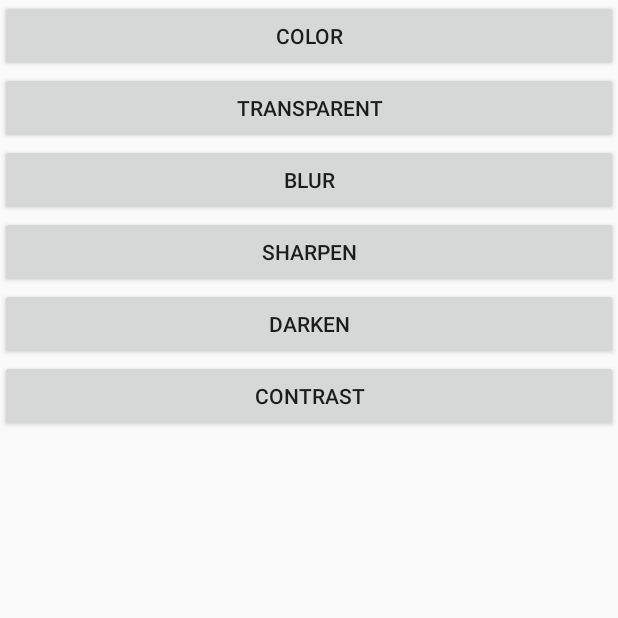
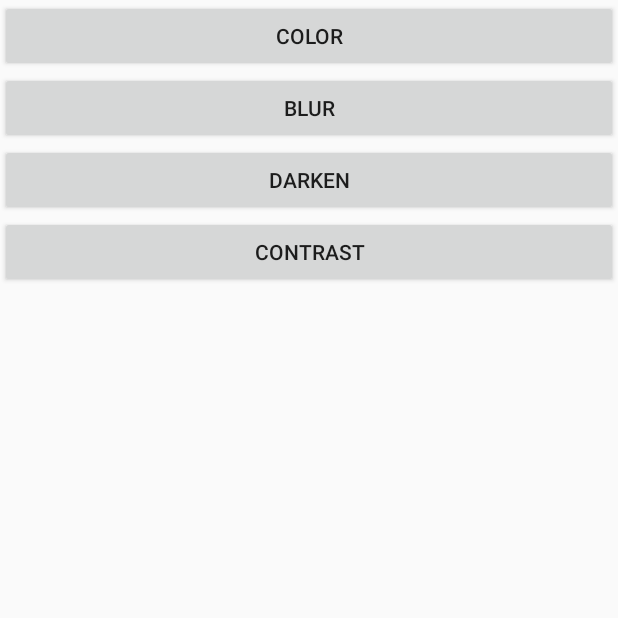
Before and after one commit to Marton6/ImageEditor, an Android app: the fragment EffectFragment shown on its own in the app's theme, on a phone screen of 412 x 824 dp, the top half of it. Run offline under Robolectric (Android 15) with nearby library versions, the light colour scheme and no system bars.

Commit message:
Simplified the project Added coloring effect

```diff
--- a/app/build.gradle
+++ b/app/build.gradle
@@ -4,7 +4,7 @@ android {
     compileSdkVersion 26
     defaultConfig {
         applicationId "com.marton.imageeditor"
-        minSdkVersion 15
+        minSdkVersion 21
         targetSdkVersion 26
         versionCode 1
         versionName "1.0"
--- a/app/src/main/java/com/marton/imageeditor/dialog/ColorShiftDialog.java
+++ b/app/src/main/java/com/marton/imageeditor/dialog/ColorShiftDialog.java
@@ -51,7 +51,7 @@ public class ColorShiftDialog extends BaseDialog {
                 .setPositiveButton("Apply", new DialogInterface.OnClickListener() {
                     @Override
                     public void onClick(DialogInterface dialog, int id) {
-                        effect.setARGB(1, (float)rs.getProgress()/50.0f, (float)gs.getProgress()/50.0f, (float)bs.getProgress()/50.0f);
+                        effect.setARGB(1, (float)rs.getProgress(), (float)gs.getProgress(), (float)bs.getProgress());
                         ((MainActivity)getActivity()).getImageProcessor().applyEffect(effect);
                     }
                 })
--- a/app/src/main/res/layout/fragment_effect.xml
+++ b/app/src/main/res/layout/fragment_effect.xml
@@ -14,25 +14,11 @@
         android:text="Color" />
 
     <Button
-        android:id="@+id/buttonTransparent"
-        android:layout_width="match_parent"
-        android:layout_height="wrap_content"
-        android:onClick="onClickTransparentEffectButton"
-        android:text="Transparent" />
-
-    <Button
         android:id="@+id/buttonBlur"
         android:layout_width="match_parent"
         android:layout_height="wrap_content"
         android:onClick="onClickBlurEffectButton"
         android:text="Blur" />
-
-    <Button
-        android:id="@+id/buttonSharpen"
-        android:layout_width="match_parent"
-        android:layout_height="wrap_content"
-        android:onClick="onClickSharpenEffectButton"
-        android:text="Sharpen" />
 
     <Button
         android:id="@+id/buttonDarken"
```
Also changed, not shown: app/src/main/java/com/marton/imageeditor/MainActivity.java (+4 -13 lines), app/src/main/java/com/marton/imageeditor/menu/LayersFragment.java (deleted, +0 -20 lines), app/src/main/java/com/marton/imageeditor/tool/Tools.java (+4 -4 lines), app/src/main/java/com/marton/imageeditor/tool/effect/ColorShiftEffect.java (+8 -1 lines), app/src/main/res/layout/activity_main.xml (+3 -18 lines), app/src/main/res/layout/dialog_color_shift_effect.xml (+8 -3 lines), app/src/main/res/layout/fragment_brush.xml (+0 -8 lines), app/src/main/res/layout/fragment_layers.xml (deleted, +0 -31 lines).
